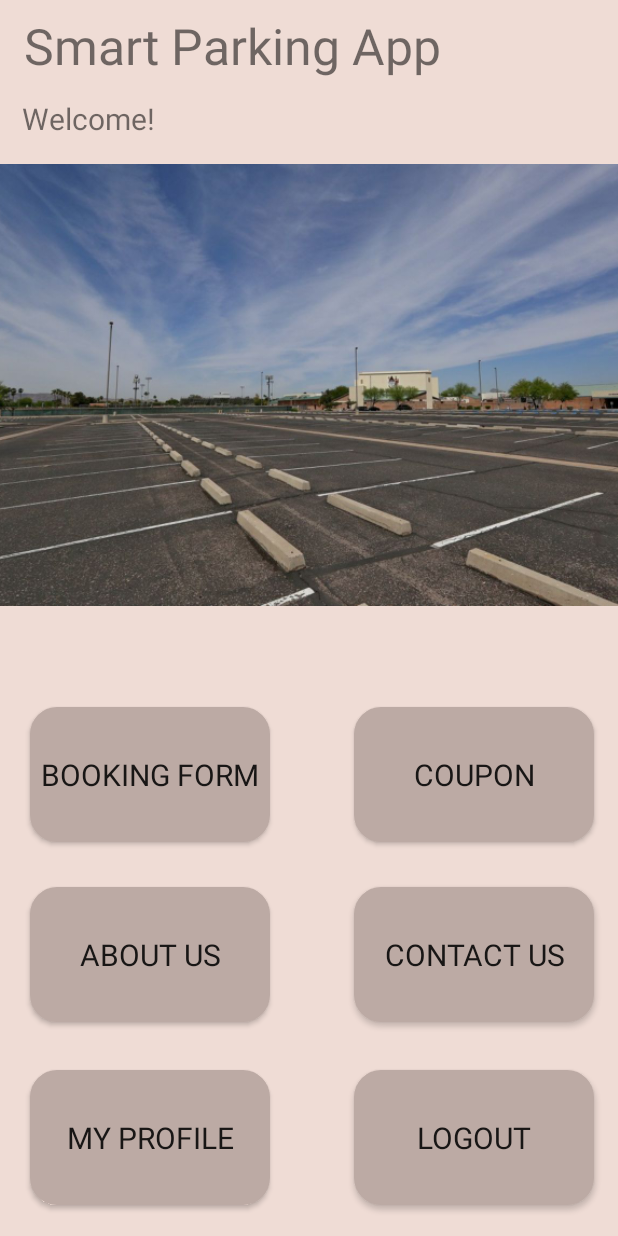
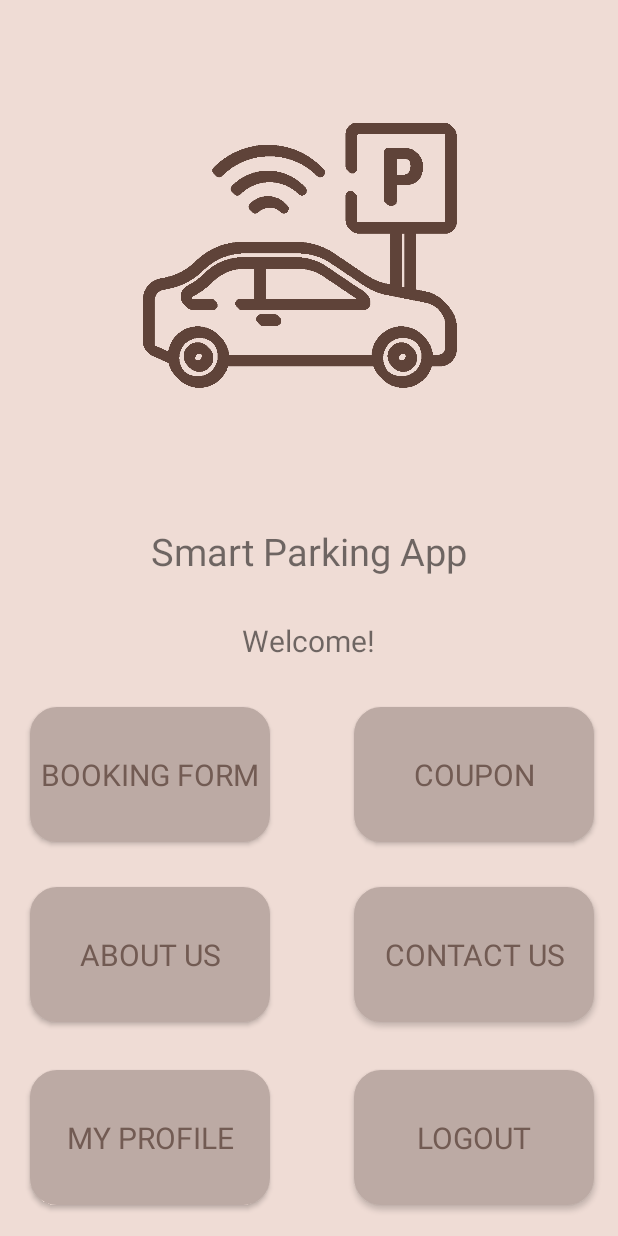
Before and after one commit to mhmnal/gp6, an Android app: the SecondActivity screen opened directly, with no data from a screen before it, on a phone screen of 412 x 824 dp. Run offline under Robolectric (Android 15) with nearby library versions, the phone set to English and light mode, and no system bars; our stand-ins replace Firebase (no records; nobody signed in at launch, a user with empty details on screens opened directly); Roboto replaces fonts that are not available here.

Commit message:
change icon,add new icons

```diff
--- a/app/src/main/res/layout/activity_main.xml
+++ b/app/src/main/res/layout/activity_main.xml
@@ -89,7 +89,7 @@
         app:layout_constraintEnd_toEndOf="parent"
         app:layout_constraintStart_toStartOf="parent"
         app:layout_constraintTop_toTopOf="parent"
-        app:srcCompat="@mipmap/parkingicon" />
+        app:srcCompat="@mipmap/asas" />
 
     <TextView
         android:id="@+id/txt_password"
--- a/app/src/main/res/layout/activity_second.xml
+++ b/app/src/main/res/layout/activity_second.xml
@@ -15,6 +15,7 @@
         android:fontFamily="@font/fjord_one"
         android:text="ABOUT US"
         android:textSize="20sp"
+        android:textColor="#725b53"
         app:layout_constraintBottom_toBottomOf="parent"
         app:layout_constraintEnd_toEndOf="parent"
         app:layout_constraintHorizontal_bias="0.079"
@@ -30,6 +31,7 @@
         android:fontFamily="@font/fjord_one"
         android:text="Contact Us"
         android:textSize="20sp"
+        android:textColor="#725b53"
         app:layout_constraintBottom_toBottomOf="parent"
         app:layout_constraintEnd_toEndOf="parent"
         app:layout_constraintHorizontal_bias="0.936"
@@ -39,17 +41,16 @@
 
     <TextView
         android:id="@+id/tvDashboard"
-        android:layout_width="325dp"
-        android:layout_height="52dp"
+        android:layout_width="wrap_content"
+        android:layout_height="wrap_content"
         android:fontFamily="@font/fjord_one"
         android:text="Smart Parking App"
-        android:textSize="33sp"
+        android:textSize="25sp"
         app:layout_constraintBottom_toBottomOf="parent"
         app:layout_constraintEnd_toEndOf="parent"
-        app:layout_constraintHorizontal_bias="0.186"
         app:layout_constraintStart_toStartOf="parent"
         app:layout_constraintTop_toTopOf="parent"
-        app:layout_constraintVertical_bias="0.01" />
+        app:layout_constraintVertical_bias="0.443" />
 
     <TextView
         android:id="@+id/tvWelcome"
@@ -60,10 +61,10 @@
         android:textSize="20dp"
         app:layout_constraintBottom_toBottomOf="parent"
         app:layout_constraintEnd_toEndOf="parent"
-        app:layout_constraintHorizontal_bias="0.046"
+        app:layout_constraintHorizontal_bias="0.498"
         app:layout_constraintStart_toStartOf="parent"
         app:layout_constraintTop_toTopOf="parent"
-        app:layout_constraintVertical_bias="0.082" />
+        app:layout_constraintVertical_bias="0.519" />
 
     <Button
         android:id="@+id/btnBookingForm"
@@ -73,6 +74,7 @@
         android:fontFamily="@font/fjord_one"
         android:text="Booking Form"
         android:textSize="20sp"
+        android:textColor="#725b53"
         app:layout_constraintBottom_toBottomOf="parent"
         app:layout_constraintEnd_toEndOf="parent"
         app:layout_constraintHorizontal_bias="0.079"
@@ -88,6 +90,7 @@
         android:fontFamily="@font/fjord_one"
         android:text="Coupon"
         android:textSize="20sp"
+        android:textColor="#725b53"
         app:layout_constraintBottom_toBottomOf="parent"
         app:layout_constraintEnd_toEndOf="parent"
         app:layout_constraintHorizontal_bias="0.936"
@@ -103,6 +106,7 @@
         android:fontFamily="@font/fjord_one"
         android:text="My Profile"
         android:textSize="20sp"
+        android:textColor="#725b53"
         app:layout_constraintBottom_toBottomOf="parent"
         app:layout_constraintEnd_toEndOf="parent"
         app:layout_constraintHorizontal_bias="0.079"
@@ -118,6 +122,7 @@
         android:fontFamily="@font/fjord_one"
         android:text="LOGOUT"
         android:textSize="20sp"
+        android:textColor="#725b53"
         app:layout_constraintBottom_toBottomOf="parent"
         app:layout_constraintEnd_toEndOf="parent"
         app:layout_constraintHorizontal_bias="0.936"
@@ -127,14 +132,15 @@
 
     <ImageView
         android:id="@+id/ivdashboard"
-        android:layout_width="431dp"
-        android:layout_height="325dp"
+        android:layout_width="250dp"
+        android:layout_height="250dp"
         app:layout_constraintBottom_toBottomOf="parent"
         app:layout_constraintEnd_toEndOf="parent"
+        app:layout_constraintHorizontal_bias="0.465"
         app:layout_constraintStart_toStartOf="parent"
         app:layout_constraintTop_toTopOf="parent"
-        app:layout_constraintVertical_bias="0.189"
-        app:srcCompat="@mipmap/parkinglot" />
+        app:layout_constraintVertical_bias="0.079"
+        app:srcCompat="@mipmap/asas" />
 
 
 </androidx.constraintlayout.widget.ConstraintLayout>
```
Also changed, not shown: app/src/main/res/mipmap-hdpi/asas.png (added), app/src/main/res/mipmap-hdpi/caricon.jpg (added), app/src/main/res/mipmap-hdpi/trascar.png (added), app/src/main/res/mipmap-mdpi/asas.png (added), app/src/main/res/mipmap-mdpi/caricon.jpg (added), app/src/main/res/mipmap-mdpi/trascar.png (added), app/src/main/res/mipmap-xhdpi/asas.png (added), app/src/main/res/mipmap-xhdpi/caricon.jpg (added), app/src/main/res/mipmap-xhdpi/trascar.png (added), app/src/main/res/mipmap-xxhdpi/asas.png (added), app/src/main/res/mipmap-xxhdpi/caricon.jpg (added), app/src/main/res/mipmap-xxhdpi/trascar.png (added), app/src/main/res/mipmap-xxxhdpi/asas.png (added), app/src/main/res/mipmap-xxxhdpi/caricon.jpg (added), 1 more files.
